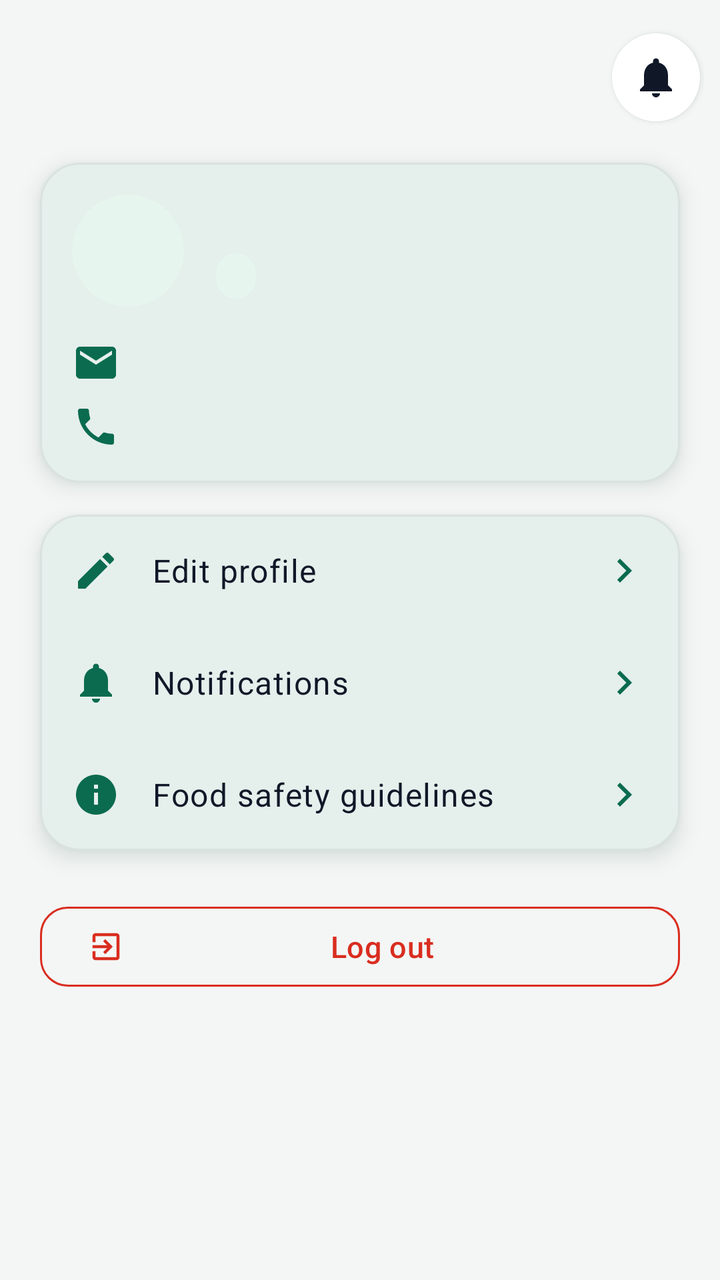
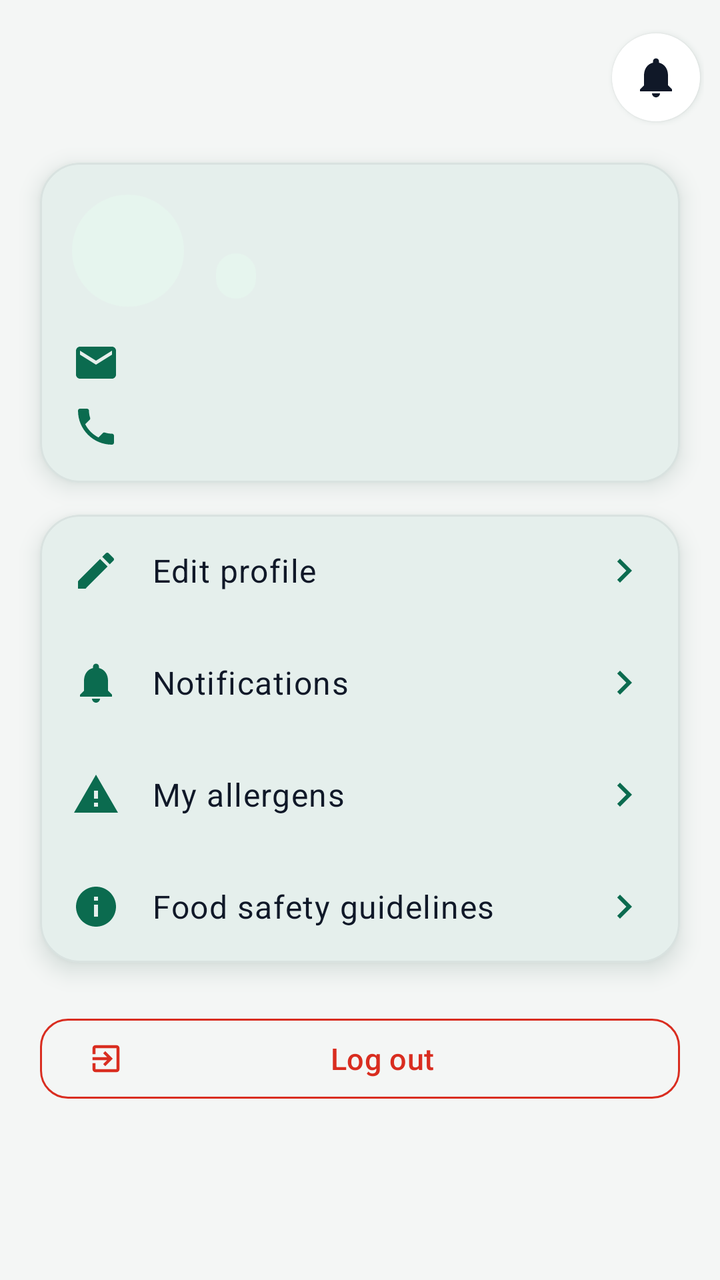

Compare the two renders of this Android layout. The source of the first and the diff that turns it into the second are given below.
<!-- AndroidManifest.xml: application theme Theme.ShareBite -->
<!-- res/layout/fragment_profile.xml -->
<?xml version="1.0" encoding="utf-8"?>
<androidx.core.widget.NestedScrollView xmlns:android="http://schemas.android.com/apk/res/android"
    xmlns:app="http://schemas.android.com/apk/res-auto"
    android:layout_width="match_parent"
    android:layout_height="match_parent">

    <LinearLayout
        android:layout_width="match_parent"
        android:layout_height="wrap_content"
        android:orientation="vertical"
        android:paddingBottom="@dimen/space_xxl">

        <include
            android:id="@+id/header"
            layout="@layout/view_screen_header" />

        <com.google.android.material.card.MaterialCardView
            android:layout_width="match_parent"
            android:layout_height="wrap_content"
            android:layout_marginHorizontal="@dimen/screen_padding"
            android:layout_marginTop="@dimen/space_s">

            <LinearLayout
                android:layout_width="match_parent"
                android:layout_height="wrap_content"
                android:orientation="vertical"
                android:padding="@dimen/space_l">

                <LinearLayout
                    android:layout_width="match_parent"
                    android:layout_height="wrap_content"
                    android:gravity="center_vertical"
                    android:orientation="horizontal">

                    <TextView
                        android:id="@+id/avatar"
                        android:layout_width="@dimen/avatar"
                        android:layout_height="@dimen/avatar"
                        android:background="@drawable/bg_icon_circle"
                        android:gravity="center"
                        android:importantForAccessibility="no"
                        android:textAppearance="@style/TextAppearance.ShareBite.Headline"
                        android:textColor="@color/forest_green" />

                    <LinearLayout
                        android:layout_width="0dp"
                        android:layout_height="wrap_content"
                        android:layout_marginStart="@dimen/space_l"
                        android:layout_weight="1"
                        android:orientation="vertical">

                        <TextView
                            android:id="@+id/displayName"
                            android:layout_width="match_parent"
                            android:layout_height="wrap_content"
                            android:textAppearance="@style/TextAppearance.ShareBite.Title" />

                        <TextView
                            android:id="@+id/roleBadge"
                            style="@style/ShareBite.Badge"
                            android:layout_marginTop="@dimen/space_xs"
                            android:backgroundTint="@color/mint_container"
                            android:textColor="@color/forest_green_dark" />
                    </LinearLayout>
                </LinearLayout>

                <TextView
                    android:id="@+id/email"
                    style="@style/ShareBite.MetaRow"
                    android:layout_marginTop="@dimen/space_l"
                    app:drawableStartCompat="@drawable/ic_email" />

                <TextView
                    android:id="@+id/phone"
                    style="@style/ShareBite.MetaRow"
                    android:layout_marginTop="@dimen/space_s"
                    app:drawableStartCompat="@drawable/ic_phone" />

                <TextView
                    android:id="@+id/organization"
                    style="@style/ShareBite.MetaRow"
                    android:layout_marginTop="@dimen/space_s"
                    android:visibility="gone"
                    app:drawableStartCompat="@drawable/ic_business" />

                <LinearLayout
                    android:id="@+id/verificationRow"
                    android:layout_width="match_parent"
                    android:layout_height="wrap_content"
                    android:layout_marginTop="@dimen/space_s"
                    android:gravity="center_vertical"
                    android:orientation="horizontal"
                    android:visibility="gone">

                    <ImageView
                        android:layout_width="20dp"
                        android:layout_height="20dp"
                        android:contentDescription="@null"
                        android:src="@drawable/ic_shield"
                        app:tint="@color/leaf_green" />

                    <TextView
                        android:id="@+id/verificationBadge"
                        style="@style/ShareBite.Badge"
                        android:layout_marginStart="@dimen/space_s" />
                </LinearLayout>
            </LinearLayout>
        </com.google.android.material.card.MaterialCardView>

        <com.google.android.material.card.MaterialCardView
            android:layout_width="match_parent"
            android:layout_height="wrap_content"
            android:layout_marginHorizontal="@dimen/screen_padding"
            android:layout_marginTop="@dimen/space_l">

            <LinearLayout
                android:layout_width="match_parent"
                android:layout_height="wrap_content"
                android:orientation="vertical">

                <TextView
                    android:id="@+id/menuEditProfile"
                    style="@style/ShareBite.MenuRow"
                    android:text="@string/edit_profile"
                    app:drawableStartCompat="@drawable/ic_edit" />

                <TextView
                    android:id="@+id/menuNotifications"
                    style="@style/ShareBite.MenuRow"
                    android:text="@string/notifications"
                    app:drawableStartCompat="@drawable/ic_notifications" />

                <TextView
                    android:id="@+id/menuVerification"
                    style="@style/ShareBite.MenuRow"
                    android:text="@string/charity_verification"
                    android:visibility="gone"
                    app:drawableStartCompat="@drawable/ic_shield" />

                <TextView
                    android:id="@+id/menuSafety"
                    style="@style/ShareBite.MenuRow"
                    android:text="@string/food_safety_guidelines"
                    app:drawableStartCompat="@drawable/ic_info" />
            </LinearLayout>
        </com.google.android.material.card.MaterialCardView>

        <com.google.android.material.button.MaterialButton
            android:id="@+id/logoutButton"
            style="@style/Widget.ShareBite.Button.Danger"
            android:layout_width="match_parent"
            android:layout_height="wrap_content"
            android:layout_marginHorizontal="@dimen/screen_padding"
            android:layout_marginTop="@dimen/space_xl"
            android:text="@string/log_out"
            app:icon="@drawable/ic_logout"
            app:iconTint="@color/error_red" />

        <TextView
            android:id="@+id/versionText"
            android:layout_width="match_parent"
            android:layout_height="wrap_content"
            android:layout_marginTop="@dimen/space_l"
            android:gravity="center"
            android:textAppearance="@style/TextAppearance.ShareBite.Caption" />
    </LinearLayout>
</androidx.core.widget.NestedScrollView>
<!-- res/layout/view_screen_header.xml (included above) -->
<?xml version="1.0" encoding="utf-8"?>
<LinearLayout xmlns:android="http://schemas.android.com/apk/res/android"
    xmlns:app="http://schemas.android.com/apk/res-auto"
    xmlns:tools="http://schemas.android.com/tools"
    android:layout_width="match_parent"
    android:layout_height="wrap_content"
    android:baselineAligned="false"
    android:gravity="center_vertical"
    android:orientation="horizontal"
    android:paddingStart="@dimen/screen_padding"
    android:paddingTop="@dimen/space_m"
    android:paddingEnd="@dimen/space_s"
    android:paddingBottom="@dimen/space_s">

    <LinearLayout
        android:layout_width="0dp"
        android:layout_height="wrap_content"
        android:layout_weight="1"
        android:orientation="vertical">

        <TextView
            android:id="@+id/headerTitle"
            android:layout_width="match_parent"
            android:layout_height="wrap_content"
            android:ellipsize="end"
            android:maxLines="1"
            android:textAppearance="@style/TextAppearance.ShareBite.Headline" />

        <TextView
            android:id="@+id/headerSubtitle"
            android:layout_width="match_parent"
            android:layout_height="wrap_content"
            android:layout_marginTop="@dimen/space_xxs"
            android:ellipsize="end"
            android:maxLines="2"
            android:textAppearance="@style/TextAppearance.ShareBite.Body" />
    </LinearLayout>

    <FrameLayout
        android:layout_width="@dimen/touch_target"
        android:layout_height="@dimen/touch_target">

        <ImageButton
            android:id="@+id/notificationsButton"
            android:layout_width="44dp"
            android:layout_height="44dp"
            android:layout_gravity="center"
            android:background="@drawable/bg_icon_button"
            android:elevation="@dimen/card_elevation_low"
            android:outlineSpotShadowColor="@color/shadow_tint"
            tools:targetApi="p"
            android:contentDescription="@string/notifications"
            android:src="@drawable/ic_notifications"
            app:tint="@color/charcoal" />

        <TextView
            android:id="@+id/unreadBadge"
            android:layout_width="wrap_content"
            android:layout_height="18dp"
            android:layout_gravity="top|end"
            android:layout_marginTop="6dp"
            android:layout_marginEnd="4dp"
            android:background="@drawable/bg_pill"
            android:backgroundTint="@color/error_red"
            android:gravity="center"
            android:elevation="4dp"
            android:importantForAccessibility="no"
            android:minWidth="18dp"
            android:paddingHorizontal="4dp"
            android:textColor="@color/white"
            android:textSize="11sp"
            android:textStyle="bold"
            android:visibility="gone" />
    </FrameLayout>
</LinearLayout>
<!-- resources referenced by this layout -->
<resources>
  <color name="charcoal">#101828</color>
  <color name="error_red">#D92D20</color>
  <color name="forest_green">#0B6B4F</color>
  <color name="forest_green_dark">#063F30</color>
  <color name="leaf_green">#1F9D74</color>
  <color name="mint_container">#E6F5EE</color>
  <color name="shadow_tint">#0B3D2E</color>
  <color name="white">#FFFFFF</color>
  <dimen name="avatar">56dp</dimen>
  <dimen name="card_elevation_low">2dp</dimen>
  <dimen name="screen_padding">20dp</dimen>
  <dimen name="space_l">16dp</dimen>
  <dimen name="space_m">12dp</dimen>
  <dimen name="space_s">8dp</dimen>
  <dimen name="space_xl">24dp</dimen>
  <dimen name="space_xs">4dp</dimen>
  <dimen name="space_xxl">32dp</dimen>
  <dimen name="space_xxs">2dp</dimen>
  <dimen name="touch_target">48dp</dimen>
  <!-- drawable bg_icon_circle (drawable) -->
  <?xml version="1.0" encoding="utf-8"?>
  <shape xmlns:android="http://schemas.android.com/apk/res/android" android:shape="oval">
      <solid android:color="@color/mint_container" />
  </shape>
  <string name="charity_verification">Charity verification</string>
  <string name="edit_profile">Edit profile</string>
  <string name="food_safety_guidelines">Food safety guidelines</string>
  <string name="log_out">Log out</string>
  <string name="notifications">Notifications</string>
  <style name="TextAppearance.ShareBite.Caption" parent="TextAppearance.Material3.BodySmall">
          <item name="android:textColor">@color/charcoal_secondary</item>
      </style>
  <style name="TextAppearance.ShareBite.Title" parent="TextAppearance.Material3.TitleMedium">
          <item name="android:textColor">@color/charcoal</item>
          <item name="android:fontFamily">sans-serif-medium</item>
      </style>
  <style name="TextAppearance.ShareBite.BodyLarge" parent="TextAppearance.Material3.BodyLarge">
          <item name="android:textColor">@color/charcoal</item>
          <item name="android:lineSpacingMultiplier">1.15</item>
      </style>
  <color name="charcoal_secondary">#475467</color>
  <style name="ShapeAppearance.ShareBite.Small" parent="ShapeAppearance.Material3.SmallComponent">
          <item name="cornerSize">@dimen/radius_m</item>
      </style>
  <color name="soft_green">#BFEBD8</color>
  <color name="discount_amber">#B54708</color>
  <color name="cream">#F4F6F5</color>
  <color name="cream_dark">#E9EDEB</color>
  <color name="charcoal_hint">#98A2B3</color>
  <color name="divider">#E4E7EC</color>
  <style name="ShapeAppearance.ShareBite.Medium" parent="ShapeAppearance.Material3.MediumComponent">
          <item name="cornerSize">@dimen/radius_l</item>
      </style>
  <dimen name="radius_m">14dp</dimen>
  <dimen name="radius_l">20dp</dimen>
  <dimen name="card_elevation">6dp</dimen>
  <color name="card_stroke">#0F101828</color>
  <dimen name="button_height">52dp</dimen>
  <style name="Widget.ShareBite.BottomNav.Indicator" parent="Widget.Material3.BottomNavigationView.ActiveIndicator">
          <item name="android:color">@color/mint_container</item>
      </style>
  <style name="TextAppearance.ShareBite.NavLabel" parent="TextAppearance.Material3.LabelSmall">
          <item name="android:fontFamily">sans-serif-medium</item>
          <item name="android:textSize">11sp</item>
      </style>
  <style name="ShapeAppearance.ShareBite.Chip" parent="">
          <item name="cornerFamily">rounded</item>
          <item name="cornerSize">50%</item>
      </style>
  <!-- unchanged entries left out for length: 27 -->
</resources>

<!-- the commit's change to res/layout/fragment_profile.xml (unified diff, before → after) -->
@@ -136,6 +136,12 @@
                     android:text="@string/charity_verification"
                     android:visibility="gone"
                     app:drawableStartCompat="@drawable/ic_shield" />
+
+                <TextView
+                    android:id="@+id/menuAllergens"
+                    style="@style/ShareBite.MenuRow"
+                    android:text="@string/my_allergens"
+                    app:drawableStartCompat="@drawable/ic_warning" />
 
                 <TextView
                     android:id="@+id/menuSafety"
<!-- resource entries referenced after the edit -->
@@ -24,10 +24,23 @@
   <shape xmlns:android="http://schemas.android.com/apk/res/android" android:shape="oval">
       <solid android:color="@color/mint_container" />
   </shape>
+  <!-- drawable ic_warning (drawable) -->
+  <?xml version="1.0" encoding="utf-8"?>
+  <vector xmlns:android="http://schemas.android.com/apk/res/android"
+      android:width="24dp"
+      android:height="24dp"
+      android:tint="?attr/colorControlNormal"
+      android:viewportWidth="24"
+      android:viewportHeight="24">
+      <path
+          android:fillColor="@android:color/white"
+          android:pathData="M1,21h22L12,2 1,21zM13,18h-2v-2h2v2zM13,14h-2v-4h2v4z" />
+  </vector>
   <string name="charity_verification">Charity verification</string>
   <string name="edit_profile">Edit profile</string>
   <string name="food_safety_guidelines">Food safety guidelines</string>
   <string name="log_out">Log out</string>
+  <string name="my_allergens">My allergens</string>
   <string name="notifications">Notifications</string>
   <style name="TextAppearance.ShareBite.Caption" parent="TextAppearance.Material3.BodySmall">
           <item name="android:textColor">@color/charcoal_secondary</item>
